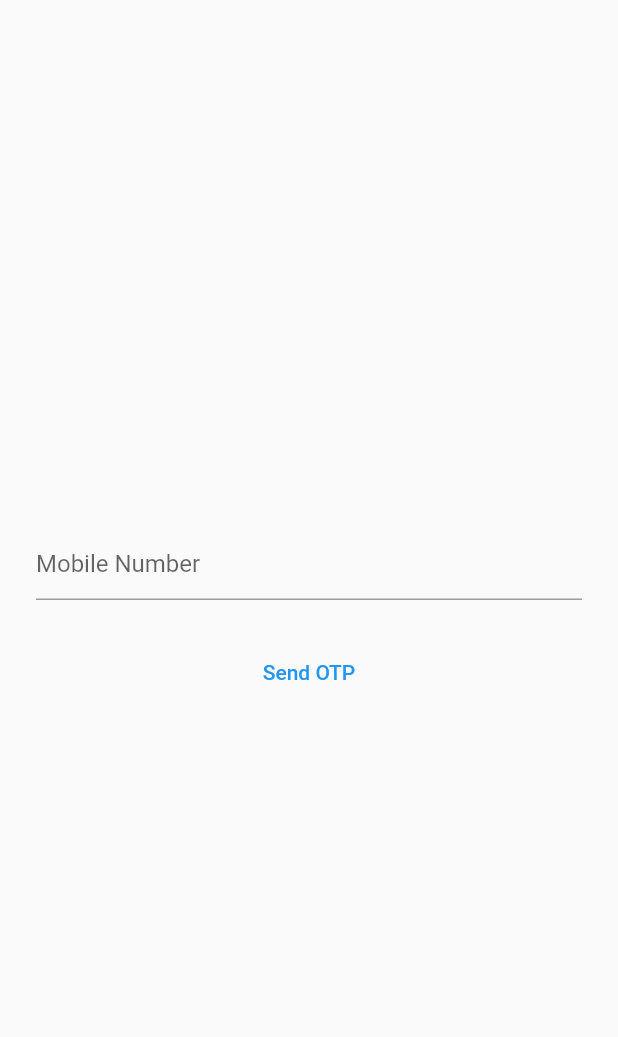
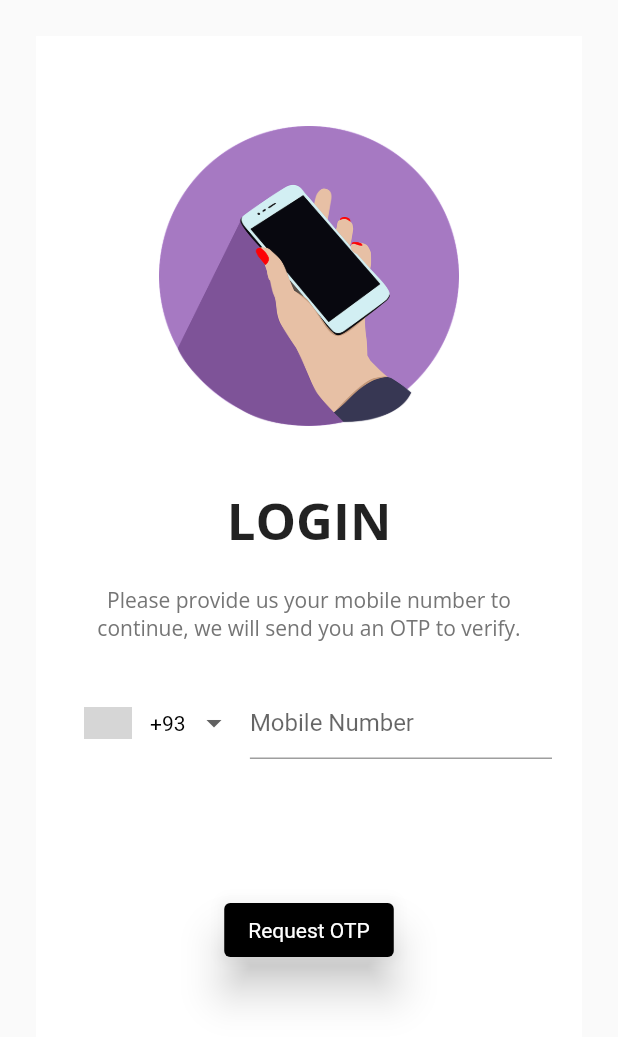
Before and after one commit to Calcifer2002/id_me, a Flutter app: the LoginScreen screen opened directly, on a phone screen of 412 x 824 dp. Shown: the top 1037 px of the screen. Run offline on Flutter 3.47's test engine with Material 2 defaults, Android fonts, the phone set to English and light mode, and no system bars; drawn by our look-alikes of intl_phone_number_input; our stand-ins replace cloud_firestore, dio, firebase_auth, firebase_core, firebase_database, firebase_storage and 4 more; missing offline and left inert: image_grid; accounts and stored records are empty; grey boxes are pictures that could not be loaded.

Commit message:
UI for phone number screen

```diff
--- a/lib/main.dart
+++ b/lib/main.dart
@@ -29,7 +29,7 @@ class MyApp extends StatelessWidget {
         // is not restarted.
         primarySwatch: Colors.blue,
       ),
-      home: Collectdata(),
+      home: LoginScreen(),
     );
   }
 }
--- a/lib/pages/login_page.dart
+++ b/lib/pages/login_page.dart
@@ -1,14 +1,16 @@
 import 'package:firebase_auth/firebase_auth.dart';
 import 'package:firebase_core/firebase_core.dart';
 import 'package:flutter/material.dart';
+import 'package:google_fonts/google_fonts.dart';
 import 'package:id_me/pages/home_page.dart';
+import 'package:intl_phone_number_input/intl_phone_number_input.dart';
+
 enum NumberVerification {
   SHOW_MOBILE_FORM_STATE,
   SHOW_OTP_FORM_STATE,
 }
 
 class LoginScreen extends StatefulWidget {
-
   @override
   _LoginScreenState createState() => _LoginScreenState();
 }
@@ -19,23 +21,25 @@ class _LoginScreenState extends State<LoginScreen> {
   String? verificationID;
   bool showloading = false;
 
-  void signInAuthCreds(PhoneAuthCredential phoneAuthCreds) async{
+  void signInAuthCreds(PhoneAuthCredential phoneAuthCreds) async {
     setState(() {
-      showloading= true;
+      showloading = true;
     });
-     try{
+    try {
       final authCred = await _auth.signInWithCredential(phoneAuthCreds);
       setState(() {
         showloading = false;
       });
-       if(authCred?.user != null){
-         Navigator.push(context, MaterialPageRoute(builder: (context)=>Homepage()));
+      if (authCred?.user != null) {
+        Navigator.push(
+            context, MaterialPageRoute(builder: (context) => Homepage()));
       }
-     } on FirebaseAuthException catch(e){
+    } on FirebaseAuthException catch (e) {
       setState(() {
-         showloading= false;
+        showloading = false;
       });
-       ScaffoldMessenger.of(context).showSnackBar(SnackBar(content: Text((e.message).toString())));
+      ScaffoldMessenger.of(context)
+          .showSnackBar(SnackBar(content: Text((e.message).toString())));
     }
   }
 
@@ -53,8 +57,10 @@ class _LoginScreenState extends State<LoginScreen> {
         ),
         SizedBox(height: 24),
         TextButton(
-          onPressed: () async{
-            PhoneAuthCredential phoneAuthCreds = PhoneAuthProvider.credential(verificationId: (verificationID).toString(), smsCode: otpController.text);
+          onPressed: () async {
+            PhoneAuthCredential phoneAuthCreds = PhoneAuthProvider.credential(
+                verificationId: (verificationID).toString(),
+                smsCode: otpController.text);
             signInAuthCreds(phoneAuthCreds);
           },
           child: Text("verify"),
@@ -65,21 +71,60 @@ class _LoginScreenState extends State<LoginScreen> {
   }
 
   getphnumberwidget(context) {
-    return Column(
+    return Scaffold(
+      backgroundColor: Colors.white,
+      body: SafeArea(
+        child: SingleChildScrollView(
+          child: Container(
+            padding: EdgeInsets.all(20),
+            width: double.infinity,
+            child: Column(
               children: [
-        Spacer(),
-        TextField(
-          controller: phoneController,
-          decoration: InputDecoration(hintText: "Mobile Number"),
+                SizedBox(
+                  height: 40,
                 ),
-        SizedBox(height: 24),
+                Image.asset(
+                  'assets/images/hand-3469618_640.png',
+                  height: 200,
+                  width: 200,
+                  alignment: Alignment.center,
+                ),
+                SizedBox(
+                  height: 40,
+                ),
+                Text("LOGIN",
+                    style: GoogleFonts.openSans(
+                      fontSize: 34,
+                      fontWeight: FontWeight.bold,
+                    )),
+                SizedBox(
+                  height: 10,
+                ),
+                Padding(
+                    padding: EdgeInsets.symmetric(horizontal: 20, vertical: 10),
+                    child: Text(
+                      "Please provide us your mobile number to continue, we will send you an OTP to verify.",
+                      textAlign: TextAlign.center,
+                      style: GoogleFonts.openSans(
+                          fontSize: 14, color: Colors.grey.shade600),
+                    )),
+                SizedBox(
+                  height: 20,
+                ),
 
-        TextButton(
-          onPressed: () async {
-            setState(() {
-              showloading = true;
-            });
-            await _auth.verifyPhoneNumber(
+
+               Stack(
+                  children: [
+                    InternationalPhoneNumberInput(
+                      onInputChanged: (onInputChanged) {},
+                      selectorTextStyle: TextStyle(color: Colors.black),
+                      hintText: "Mobile Number",
+
+                    ),
+                  ],
+                )
+              , SizedBox(height: 90,),ElevatedButton(
+                  onPressed: ()async { await _auth.verifyPhoneNumber(
                       phoneNumber: phoneController.text,
                       verificationCompleted: (phoneAuthCreds) async {
                         setState(() {
@@ -105,25 +150,35 @@ class _LoginScreenState extends State<LoginScreen> {
                       codeAutoRetrievalTimeout: (verificationID) async {
 
 
-                });
-          },
-          child: Text("Send OTP"),
+                      });},
+                  // style: ButtonStyle(elevation: MaterialStateProperty(12.0 )),
+                  style: ElevatedButton.styleFrom(
+                      elevation: 12.0,
+                    primary: Colors.black, // background
+                    onPrimary: Colors.white, // foreground
+
+                      textStyle: const TextStyle(color: Colors.white),),
+                  child: const Text('Request OTP'),
+                ), ],
             ),
-        Spacer(),
-      ],
+          ),
+        ),
+      ),
     );
   }
 
   @override
   Widget build(BuildContext context) {
     return Scaffold(
-
         body: Container(
-          child: showloading? Center(child: CircularProgressIndicator(),):presentState == NumberVerification.SHOW_MOBILE_FORM_STATE
+      child: showloading
+          ? Center(
+              child: CircularProgressIndicator(),
+            )
+          : presentState == NumberVerification.SHOW_MOBILE_FORM_STATE
               ? getphnumberwidget(context)
               : getOTPwidget(context),
       padding: const EdgeInsets.all(24),
     ));
   }
-
 }
--- a/pubspec.yaml
+++ b/pubspec.yaml
@@ -48,6 +48,7 @@ dependencies:
   permission_handler: ^10.0.0
   image_gallery_saver: ^1.7.1
   image_grid: ^0.0.7+3
+  google_fonts: ^3.0.1
 
 dev_dependencies:
   flutter_test:
@@ -75,6 +76,7 @@ flutter:
   assets:
      - assets/images/wood-gdd9aaff3e_1920.jpg
      - assets/images/user-1808597.png
+     - assets/images/hand-3469618_640.png
   #   - images/a_dot_ham.jpeg
 
   # An image asset can refer to one or more resolution-specific "variants", see
```
Also changed, not shown: assets/images/hand-3469618_1280.png (added), assets/images/hand-3469618_640.png (added), pubspec.lock. Lines whose indentation alone changed are shown as unchanged.
